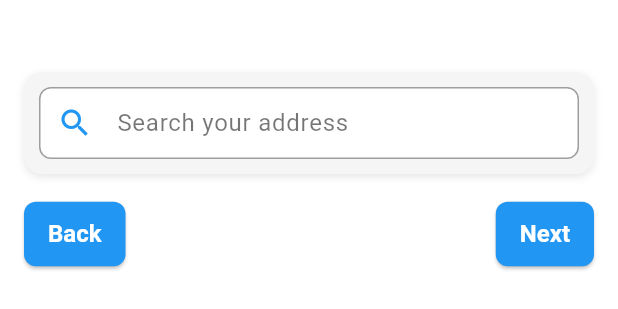
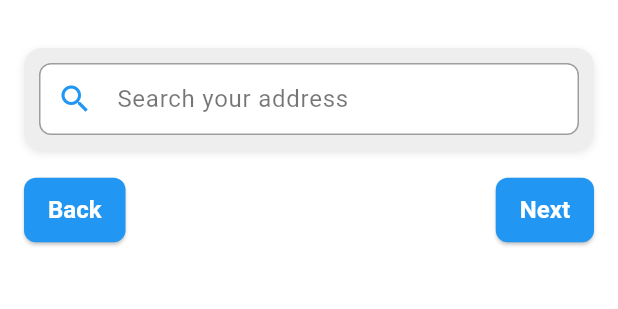
Before and after one commit to joaoconstancio1/genie_luck, a Flutter app: the AddressPage widget shown alone on an empty page, opened directly with empty values, on a phone screen of 412 x 824 dp. Shown: the top 309 px of the screen. Run offline on Flutter 3.47's test engine with Material 3 defaults, Android fonts, the phone set to English and light mode, and no system bars; our stand-ins replace dio, equatable, flutter_bloc, get_it, go_router, intl_phone_field and 2 more; statements that could not run were skipped.

Commit message:
Update SearchAddressField styling and adjust spacing in AddressPage for improved layout

```diff
--- a/lib/modules/register/presenter/components/search_address_field.dart
+++ b/lib/modules/register/presenter/components/search_address_field.dart
@@ -20,10 +20,9 @@ class SearchAddressField extends StatelessWidget {
     return BlocBuilder<AddressSearchCubit, AddressSearchState>(
       builder: (context, state) {
         return Container(
-          margin: const EdgeInsets.symmetric(vertical: 16.0),
           padding: const EdgeInsets.all(10),
           decoration: BoxDecoration(
-            color: Colors.grey[100],
+            color: Colors.grey[200],
             borderRadius: BorderRadius.circular(12.0),
             boxShadow: [
               BoxShadow(
--- a/lib/modules/register/presenter/pages/address_page.dart
+++ b/lib/modules/register/presenter/pages/address_page.dart
@@ -73,11 +73,12 @@ class _AddressPageState extends State<AddressPage> {
             searchController: widget.searchController,
             locale: widget.locale,
           ),
+          const SizedBox(height: 16),
           Visibility(
             visible: _showFormFields,
             child: Column(
               children: [
-                const SizedBox(height: 16),
+                const SizedBox(height: 20),
                 Row(
                   children: [
                     Expanded(
```
